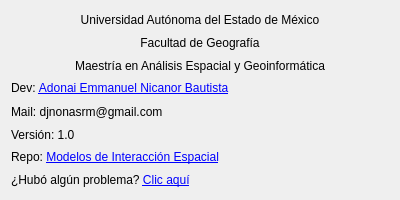
The window that about.ui (SirHades696/SpatialInteractionModels) describes before a commit, drawn with Qt 5.
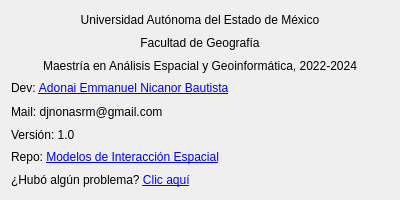
The same window after the commit. Icons and pictures are not drawn.

Patch:
```diff
--- a/about.ui
+++ b/about.ui
@@ -46,7 +46,7 @@
    <item row="2" column="0">
     <widget class="QLabel" name="label_7">
      <property name="text">
-      <string>Maestría en Análisis Espacial y Geoinformática</string>
+      <string>Maestría en Análisis Espacial y Geoinformática, 2022-2024</string>
      </property>
      <property name="alignment">
       <set>Qt::AlignCenter</set>
```
Left out of the diff: 8 changed lines with no effect on the pictures.
